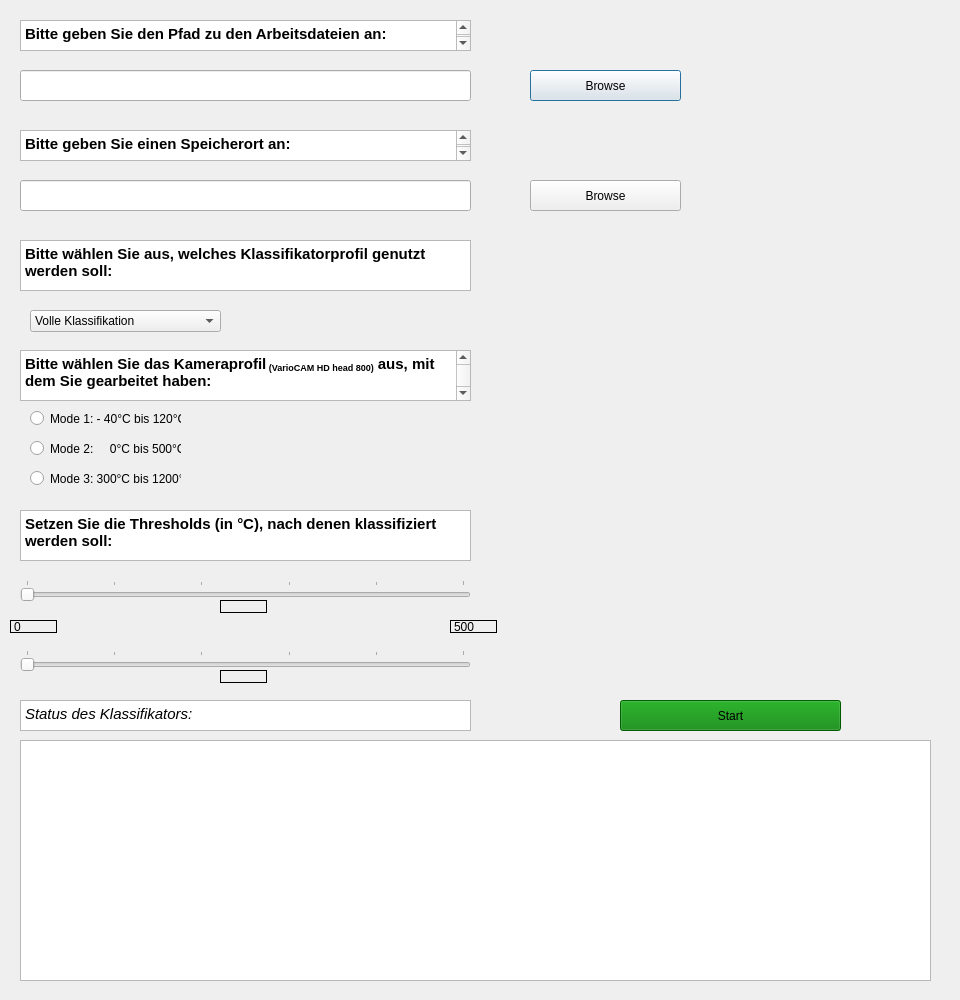
Zud0taki/TIR_Classificator, file Classificator.ui: the form before one commit.
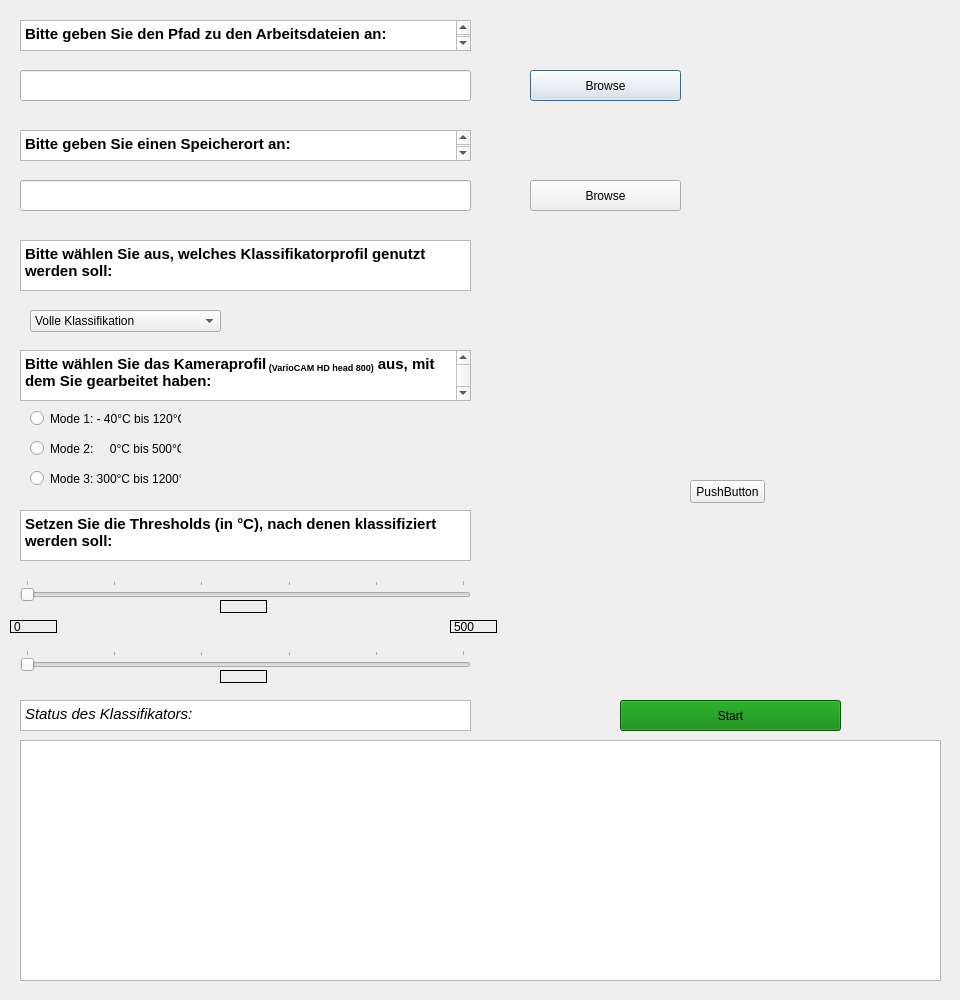
The form after the commit.

Commit message: Changes to GUI.py Implemented FullClassificator.py Implement Logs for GUI.py

Patch:
```diff
--- a/Classificator.ui
+++ b/Classificator.ui
@@ -44,7 +44,7 @@
     <rect>
      <x>20</x>
      <y>740</y>
-     <width>911</width>
+     <width>921</width>
      <height>241</height>
     </rect>
    </property>
@@ -785,6 +785,19 @@
     <string/>
    </property>
   </widget>
+  <widget class="QPushButton" name="_log_btn">
+   <property name="geometry">
+    <rect>
+     <x>690</x>
+     <y>480</y>
+     <width>75</width>
+     <height>23</height>
+    </rect>
+   </property>
+   <property name="text">
+    <string>PushButton</string>
+   </property>
+  </widget>
  </widget>
  <resources/>
  <connections/>
```
Left out of the diff: 2 changed lines with no effect on the pictures. The commit also changes 6 other files.
